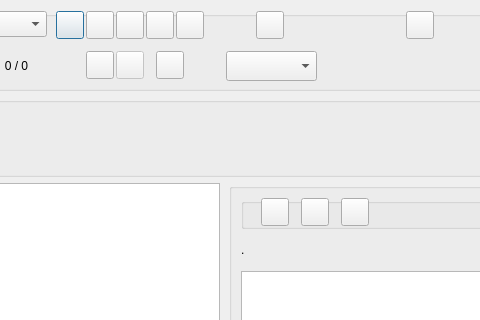
This is GUI_UIs/ui_dialog_code_text.ui in ccbogel/QualCoder as Qt 5 draws it before an edit; both pictures show x 465 to 945 and y 0 to 320 of the 1054 by 695 pixel window. The edited form follows.
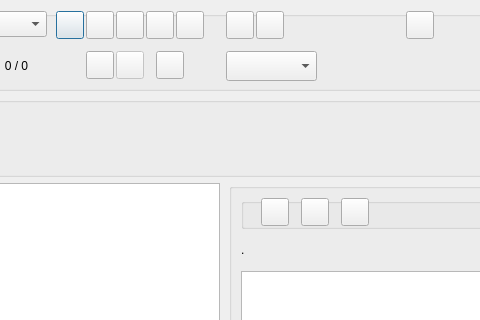
This is the edited form.

Commit message: side pane button

What changed in the file:
```diff
--- a/GUI_UIs/ui_dialog_code_text.ui
+++ b/GUI_UIs/ui_dialog_code_text.ui
@@ -585,6 +585,22 @@
        </property>
       </item>
      </widget>
+     <widget class="QPushButton" name="pushButton_right_side_pane">
+      <property name="geometry">
+       <rect>
+        <x>680</x>
+        <y>0</y>
+        <width>28</width>
+        <height>28</height>
+       </rect>
+      </property>
+      <property name="toolTip">
+       <string>&lt;html&gt;&lt;head/&gt;&lt;body&gt;&lt;p&gt;Show side pane&lt;/p&gt;&lt;/body&gt;&lt;/html&gt;</string>
+      </property>
+      <property name="text">
+       <string/>
+      </property>
+     </widget>
     </widget>
    </item>
    <item>
```
